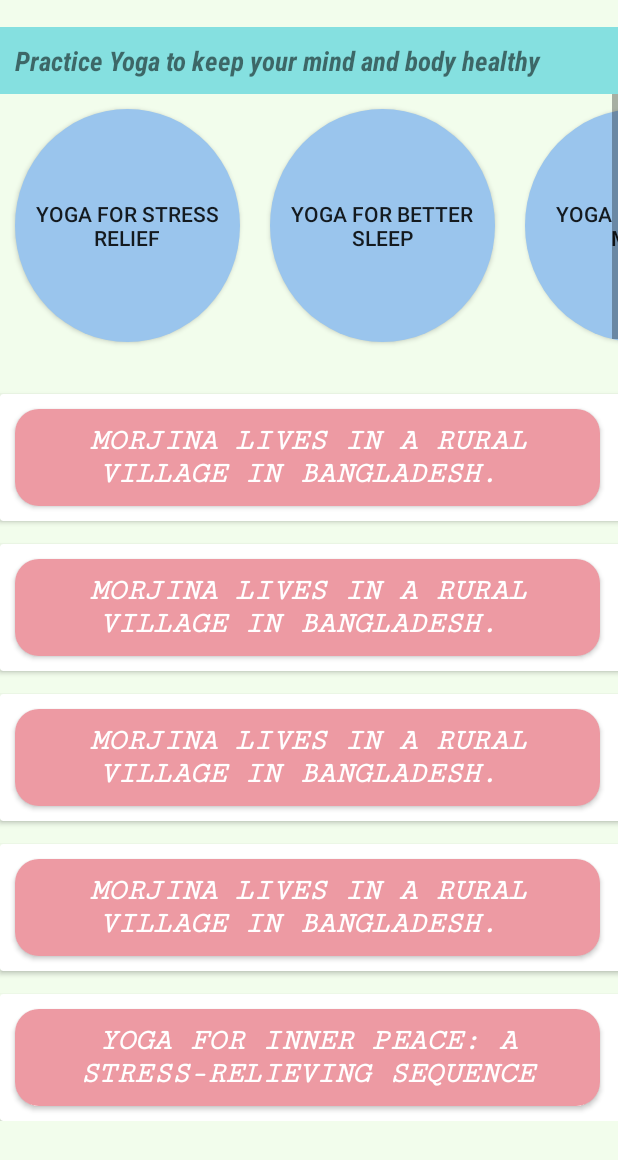
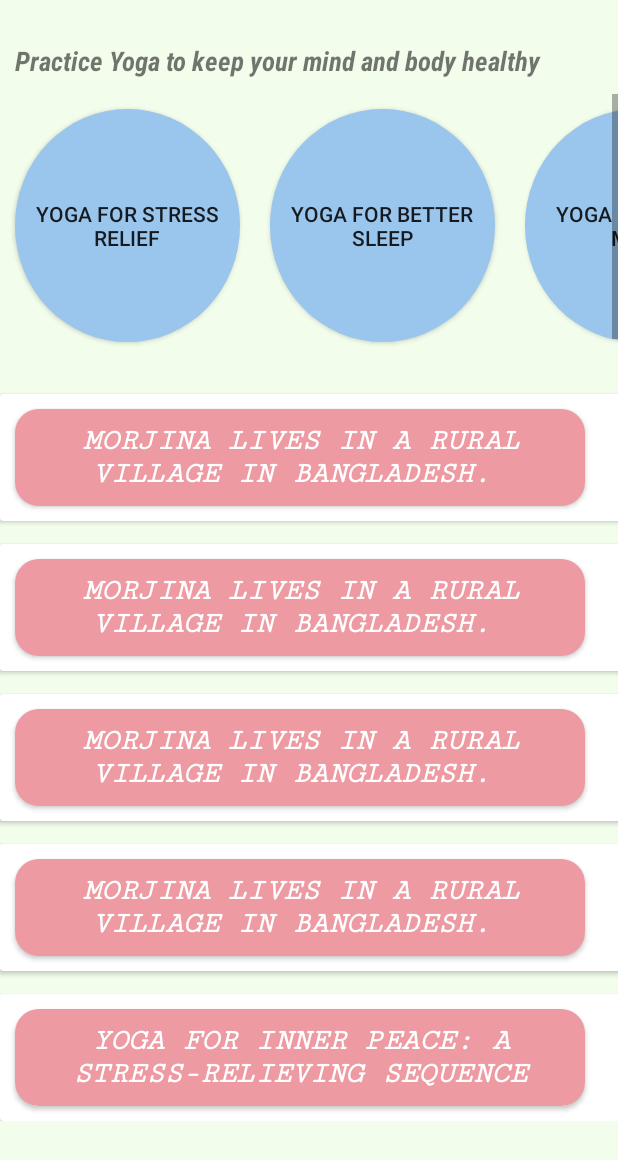
Before and after one commit to Sowad13/Hope, an Android app: the layout fragment_selfcare.xml on its own in the app's theme, with its tools: preview values and no code run, on a phone screen of 412 x 824 dp. Shown: the top 1160 px of the screen. Run offline under Robolectric (Android 15) with nearby library versions, the phone set to English and light mode, and no system bars; Roboto replaces fonts that are not available here.

Commit message:
fragments and community

```diff
--- a/app/src/main/java/com/example/hope/post_adapter.java
+++ b/app/src/main/java/com/example/hope/post_adapter.java
@@ -109,7 +109,7 @@ public  class post_adapter extends RecyclerView.Adapter <RecyclerView.ViewHolder
                     ((textviewpost)holder).like.setOnClickListener( new View.OnClickListener() {
                         @Override
                         public void onClick(View v) {
-                            if(((textviewpost)holder).like.getTag().equals("Liked")) {
+                            if(((textviewpost)holder).like.getTag().equals("Like")) {
                                 FirebaseDatabase.getInstance().getReference().child("Likes").child( object.getPostKey() ).child( firebaseUser.getUid() ).setValue( true );
                                 Toast.makeText(mContext,"post liked", Toast.LENGTH_LONG).show();
 
@@ -139,7 +139,7 @@ public  class post_adapter extends RecyclerView.Adapter <RecyclerView.ViewHolder
                     ((imageviewpost)holder).ivlike.setOnClickListener( new View.OnClickListener() {
                         @Override
                         public void onClick(View v) {
-                            if(((imageviewpost)holder).ivlike.getTag().equals("Liked")) {
+                            if(((imageviewpost)holder).ivlike.getTag().equals("Like")) {
                                 FirebaseDatabase.getInstance().getReference().child("Likes").child( object.getPostKey() ).child( firebaseUser.getUid() ).setValue( true );
 
                             }
--- a/app/src/main/res/layout/activity_dashboard.xml
+++ b/app/src/main/res/layout/activity_dashboard.xml
@@ -12,7 +12,7 @@
         android:id="@+id/toolbar"
         android:layout_width="match_parent"
         android:layout_height="?actionBarSize"
-        android:background="	#70D3E1"
+        android:background="@color/button_color"
         >
 
         <com.makeramen.roundedimageview.RoundedImageView
@@ -40,7 +40,7 @@
             android:layout_height="wrap_content"
             android:layout_alignParentEnd="true"
             android:src="@drawable/ic_more_vert_black_24dp"
-            android:background="	#70D3E1"
+            android:background="@color/button_color"
             android:layout_marginEnd="20dp"
             android:layout_centerVertical="true"
              />
--- a/app/src/main/res/layout/fragment_selfcare.xml
+++ b/app/src/main/res/layout/fragment_selfcare.xml
@@ -10,7 +10,8 @@
         android:layout_width="match_parent"
         android:layout_height="match_parent"
         android:layout_below="@+id/scrollview"
-        android:layout_marginTop="15dp">
+        android:layout_marginTop="15dp"
+        >
 
         <LinearLayout
             android:layout_width="match_parent"
@@ -29,7 +30,7 @@
                 <Button
                     android:id="@+id/newsbutton3"
                     style="@style/Widget.AppCompat.Button.Colored"
-                    android:layout_width="390dp"
+                    android:layout_width="380dp"
                     android:layout_height="wrap_content"
                     android:layout_margin="10dp"
                     android:background="@drawable/link_button"
@@ -55,7 +56,7 @@
                 <Button
                     android:id="@+id/newsbutton2"
                     style="@style/Widget.AppCompat.Button.Colored"
-                    android:layout_width="390dp"
+                    android:layout_width="380dp"
                     android:layout_height="wrap_content"
                     android:layout_margin="10dp"
                     android:background="@drawable/link_button"
@@ -81,7 +82,7 @@
                 <Button
                     android:id="@+id/newsbutton1"
                     style="@style/Widget.AppCompat.Button.Colored"
-                    android:layout_width="390dp"
+                    android:layout_width="380dp"
                     android:layout_height="wrap_content"
                     android:layout_margin="10dp"
                     android:background="@drawable/link_button"
@@ -107,7 +108,7 @@
                 <Button
                     android:id="@+id/newsbutton"
                     style="@style/Widget.AppCompat.Button.Colored"
-                    android:layout_width="390dp"
+                    android:layout_width="380dp"
                     android:layout_height="wrap_content"
                     android:layout_margin="10dp"
                     android:background="@drawable/link_button"
@@ -132,7 +133,7 @@
                 <Button
                     android:id="@+id/onebutton"
                     style="@style/Widget.AppCompat.Button.Colored"
-                    android:layout_width="390dp"
+                    android:layout_width="380dp"
                     android:layout_height="wrap_content"
                     android:layout_margin="10dp"
                     android:background="@drawable/link_button"
@@ -155,7 +156,6 @@
         android:layout_marginTop="18dp"
         android:layout_marginEnd="0dp"
         android:layout_marginBottom="-50dp"
-        android:background="@color/cardtwo"
         android:fontFamily="sans-serif-condensed-medium"
         android:padding="10dp"
         android:text="Practice Yoga to keep your mind and body healthy"
```
